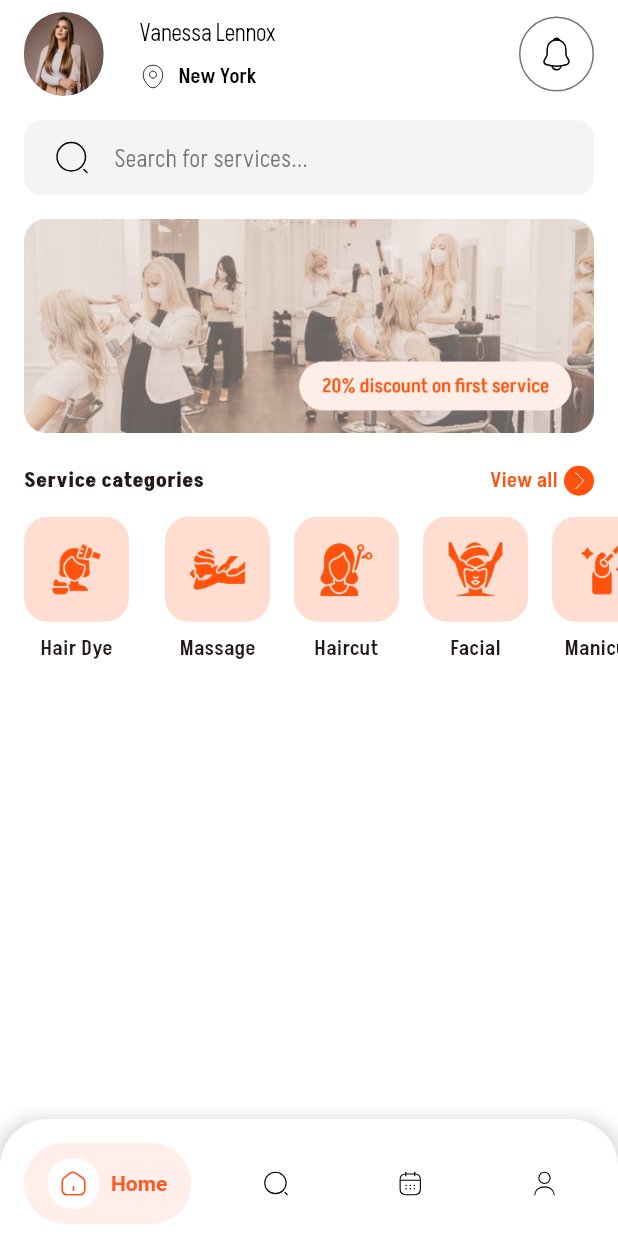
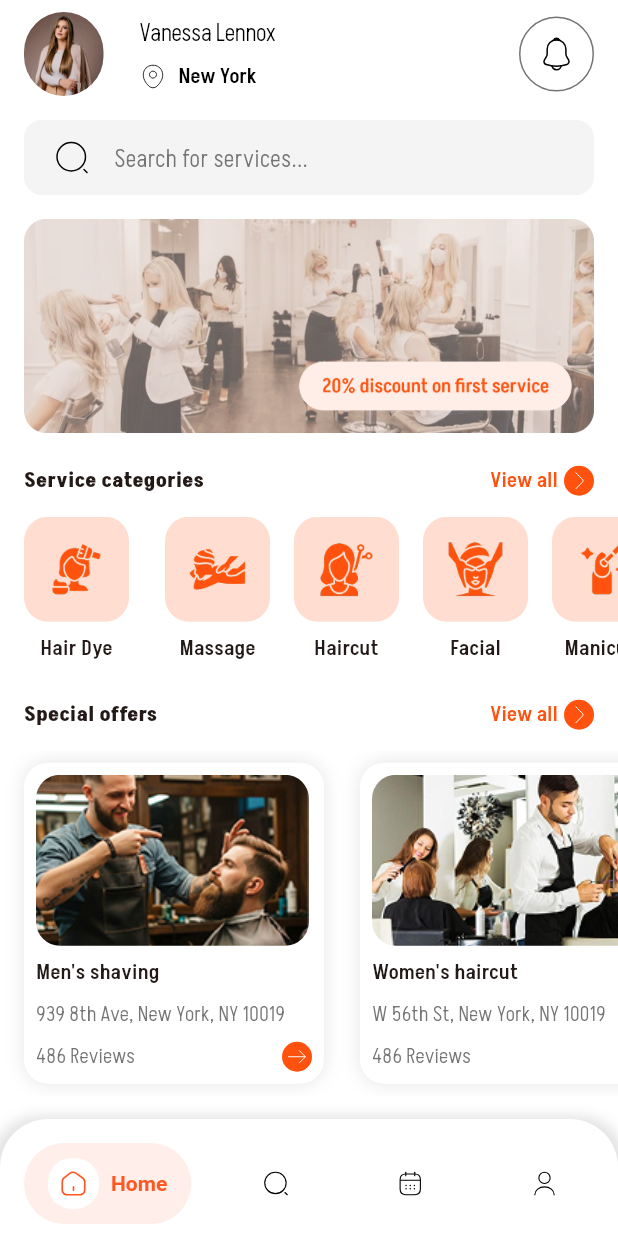
Before and after one commit to ales-dev-studio/barber-and-beauty-salon-booking-app, a Flutter app: the screen it shows after launch, on a phone screen of 412 x 824 dp. Run offline on Flutter 3.47's test engine with Material 3 defaults, Android fonts, the phone set to English and light mode, and no system bars; drawn by our look-alikes of salomon_bottom_bar; our stand-ins replace flutter_svg.

Commit message:
Implement Service List

```diff
--- /dev/null
+++ b/lib/core/widgets/app_light_text.dart
@@ -0,0 +1,22 @@
+import 'package:barber_and_beauty_salon_booking_app/core/gen/fonts.gen.dart';
+import 'package:barber_and_beauty_salon_booking_app/core/theme/colors.dart';
+import 'package:flutter/material.dart';
+
+class AppLightText extends StatelessWidget {
+  const AppLightText(this.text, {super.key});
+
+  final String text;
+
+  @override
+  Widget build(BuildContext context) {
+    return Text(
+      text,
+      maxLines: 1,
+      overflow: TextOverflow.ellipsis,
+      style: TextStyle(
+        fontFamily: FontFamily.aksharLight,
+        color: AppColors.grayColor,
+      ),
+    );
+  }
+}
--- /dev/null
+++ b/lib/features/home_feature/presentation/widgets/service_list.dart
@@ -0,0 +1,112 @@
+import 'package:barber_and_beauty_salon_booking_app/core/gen/assets.gen.dart';
+import 'package:barber_and_beauty_salon_booking_app/core/gen/fonts.gen.dart';
+import 'package:barber_and_beauty_salon_booking_app/core/theme/colors.dart';
+import 'package:barber_and_beauty_salon_booking_app/core/theme/dimens.dart';
+import 'package:barber_and_beauty_salon_booking_app/core/widgets/app_light_text.dart';
+import 'package:barber_and_beauty_salon_booking_app/core/widgets/app_svg_viewer.dart';
+import 'package:flutter/material.dart';
+
+class ServiceList extends StatelessWidget {
+  const ServiceList({super.key});
+
+  @override
+  Widget build(BuildContext context) {
+    final List<String> images = [
+      Assets.images.hairStyle.path,
+      Assets.images.hairCut.path,
+      Assets.images.washingHair.path,
+      Assets.images.womenHairStyle.path,
+      Assets.images.hairStyle.path,
+      Assets.images.hairCut.path,
+      Assets.images.washingHair.path,
+      Assets.images.womenHairStyle.path,
+    ];
+    final List<String> titles = [
+      "Men's shaving",
+      "Women's haircut",
+      "Washing hair",
+      "Brushing hair",
+      "Men's shaving",
+      "Women's haircut",
+      "Washing hair",
+      "Brushing hair",
+    ];
+    final List<String> addresses = [
+      "939 8th Ave, New York, NY 10019",
+      "W 56th St, New York, NY 10019",
+      "939 8th Ave, New York, NY 10019",
+      "W 56th St, New York, NY 10019",
+      "939 8th Ave, New York, NY 10019",
+      "W 56th St, New York, NY 10019",
+      "939 8th Ave, New York, NY 10019",
+      "W 56th St, New York, NY 10019",
+    ];
+    return SizedBox(
+      height: 230,
+      child: ListView.builder(
+        itemCount: titles.length,
+        shrinkWrap: true,
+        scrollDirection: Axis.horizontal,
+        itemBuilder: (final context, final index) {
+          return Container(
+            width: 200,
+            height: 200,
+            decoration: BoxDecoration(
+              color: Theme.of(context).scaffoldBackgroundColor,
+              boxShadow: [
+                BoxShadow(
+                  color: Colors.black.withValues(alpha: 0.1),
+                  spreadRadius: 0,
+                  blurRadius: 10,
+                ),
+              ],
+              borderRadius: BorderRadius.circular(Dimens.corners),
+            ),
+            padding: EdgeInsets.all(Dimens.padding),
+            margin: EdgeInsets.symmetric(
+              horizontal: index == 0 ? Dimens.largePadding : Dimens.padding,
+              vertical: Dimens.padding,
+            ),
+            child: Column(
+              spacing: Dimens.padding,
+              crossAxisAlignment: CrossAxisAlignment.start,
+              children: [
+                SizedBox(
+                  width: 182,
+                  height: 114,
+                  child: ClipRRect(
+                    borderRadius: BorderRadius.circular(Dimens.corners),
+                    child: Image.asset(images[index], fit: BoxFit.cover),
+                  ),
+                ),
+                Text(
+                  titles[index],
+                  style: TextStyle(fontFamily: FontFamily.aksharMedium),
+                ),
+                AppLightText(addresses[index]),
+                Row(
+                  mainAxisAlignment: MainAxisAlignment.spaceBetween,
+                  children: [
+                    AppLightText('486 Reviews'),
+                    Container(
+                      decoration: BoxDecoration(
+                        color: AppColors.primaryColor,
+                        borderRadius: BorderRadius.circular(Dimens.corners),
+                      ),
+                      padding: EdgeInsets.all(2),
+                      child: AppSvgViewer(
+                        Assets.icons.arrowRight,
+                        color: AppColors.whiteColor,
+                        width: 16,
+                      ),
+                    ),
+                  ],
+                ),
+              ],
+            ),
+          );
+        },
+      ),
+    );
+  }
+}
--- a/lib/features/home_feature/presentation/widgets/tabs/home_tab.dart
+++ b/lib/features/home_feature/presentation/widgets/tabs/home_tab.dart
@@ -2,6 +2,7 @@ import 'package:barber_and_beauty_salon_booking_app/core/gen/assets.gen.dart';
 import 'package:barber_and_beauty_salon_booking_app/core/theme/dimens.dart';
 import 'package:barber_and_beauty_salon_booking_app/core/widgets/app_search_bar.dart';
 import 'package:barber_and_beauty_salon_booking_app/features/home_feature/presentation/widgets/category_list.dart';
+import 'package:barber_and_beauty_salon_booking_app/features/home_feature/presentation/widgets/service_list.dart';
 import 'package:barber_and_beauty_salon_booking_app/features/home_feature/presentation/widgets/service_title_widget.dart';
 import 'package:flutter/material.dart';
 
@@ -26,6 +27,16 @@ class HomeTab extends StatelessWidget {
           SizedBox(height: Dimens.padding),
           ServiceTitleWidget(title: 'Service categories', onPressed: () {}),
           CategoryList(),
+          SizedBox(height: Dimens.padding),
+          ServiceTitleWidget(title: 'Special offers', onPressed: () {}),
+          ServiceList(),
+          SizedBox(height: Dimens.padding),
+          ServiceTitleWidget(title: 'Nearby beauty salon', onPressed: () {}),
+          ServiceList(),
+          SizedBox(height: Dimens.padding),
+          ServiceTitleWidget(title: 'Popular services', onPressed: () {}),
+          ServiceList(),
+          SizedBox(height: Dimens.largePadding),
         ],
       ),
     );
```
